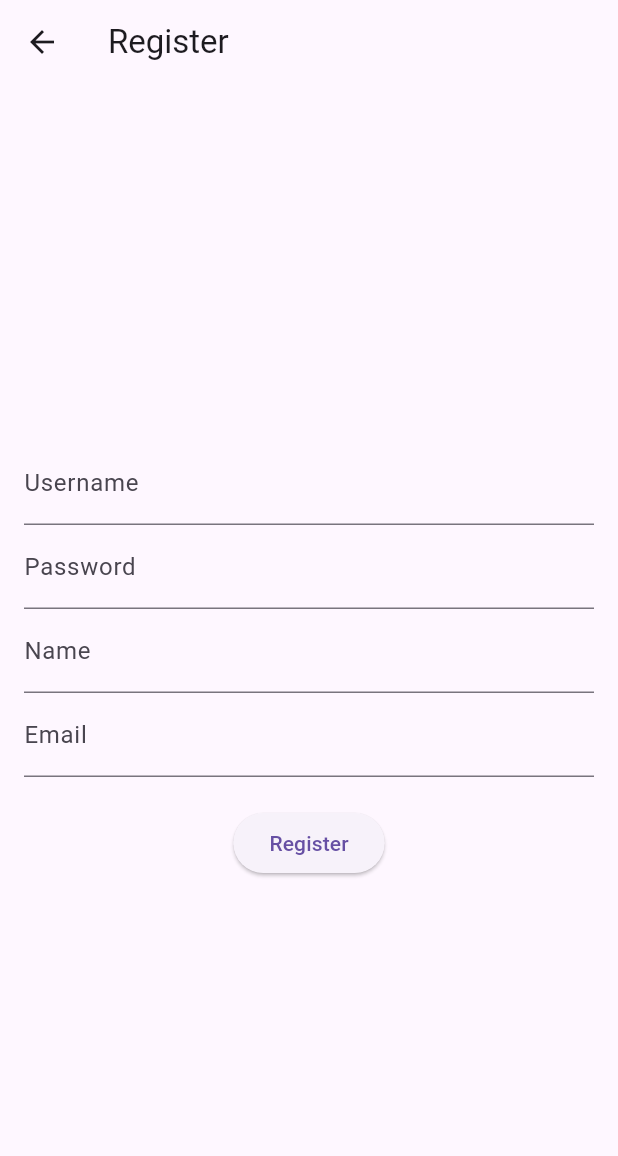
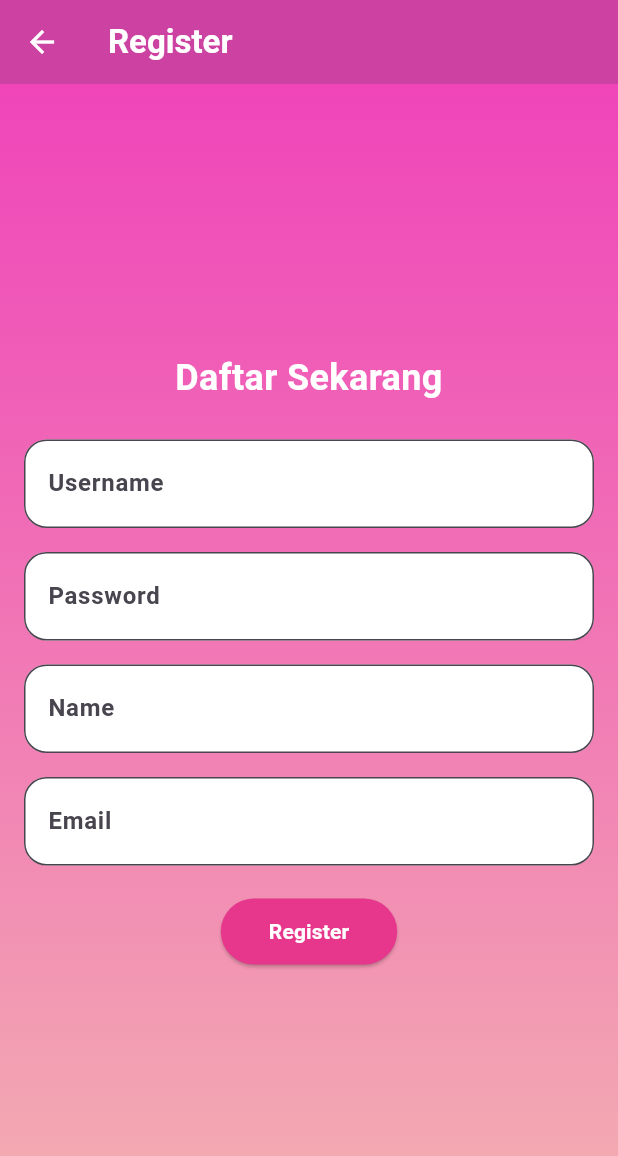
Before and after one commit to tiapuspa12/UTS-PemrogramanMobile2, a Flutter app: the RegisterPage screen opened directly, on a phone screen of 412 x 824 dp. Shown: the top 1156 px of the screen. Run offline on Flutter 3.47's test engine with Material 3 defaults, Android fonts, the light colour scheme and no system bars; our stand-ins replace animated_text_kit, sqflite; accounts and stored records are empty.

Commit message:
pembaruan desain(main,register dan dashboard), dan logika refresh untuk menampilkan, pemberian nama aplikasi

```diff
--- a/lib/halaman/register.dart
+++ b/lib/halaman/register.dart
@@ -1,6 +1,6 @@
 import 'package:flutter/material.dart';
 import 'package:tia_pemmob2/db/database.dart';
-import 'package:tia_pemmob2/halaman/login.dart';
+import 'login.dart';
 
 class RegisterPage extends StatefulWidget {
   @override
@@ -12,8 +12,17 @@ class _RegisterPageState extends State<RegisterPage> {
   final TextEditingController _passwordController = TextEditingController();
   final TextEditingController _nameController = TextEditingController();
   final TextEditingController _emailController = TextEditingController();
+  void _register() async {
+    if (_usernameController.text.isEmpty ||
+        _passwordController.text.isEmpty ||
+        _nameController.text.isEmpty ||
+        _emailController.text.isEmpty) {
+      ScaffoldMessenger.of(context).showSnackBar(
+        const SnackBar(content: Text('Semua field wajib diisi.')),
+      );
+      return;
+    }
 
-  void _register() async {
     DatabaseHelper db = DatabaseHelper();
 
     Map<String, dynamic> user = {
@@ -27,7 +36,7 @@ class _RegisterPageState extends State<RegisterPage> {
 
     if (result != -1) {
       ScaffoldMessenger.of(context).showSnackBar(
-        const SnackBar(content: Text('Registration successful!')),
+        const SnackBar(content: Text('Registrasi Berhasil')),
       );
       Navigator.pushReplacement(
         context,
@@ -36,7 +45,8 @@ class _RegisterPageState extends State<RegisterPage> {
     } else {
       ScaffoldMessenger.of(context).showSnackBar(
         const SnackBar(
-            content: Text('Registration failed. Username may already exist.')),
+          content: Text('Registrasi Gagal, Username Sudah di Pakai'),
+        ),
       );
     }
   }
@@ -44,37 +54,106 @@ class _RegisterPageState extends State<RegisterPage> {
   @override
   Widget build(BuildContext context) {
     return Scaffold(
-      appBar: AppBar(title: const Text('Register')),
-      body: Padding(
+      appBar: AppBar(
+        title: const Text(
+          'Register',
+          style: TextStyle(color: Colors.white, fontWeight: FontWeight.bold),
+        ),
+        iconTheme: const IconThemeData(color: Colors.white),
+        flexibleSpace: Container(
+          decoration: BoxDecoration(
+            gradient: LinearGradient(
+              colors: [
+                const Color.fromARGB(196, 189, 11, 133),
+                const Color.fromARGB(196, 189, 11, 133),
+              ],
+              begin: Alignment.topLeft,
+              end: Alignment.bottomRight,
+            ),
+          ),
+        ),
+      ),
+      body: Container(
+        decoration: BoxDecoration(
+          gradient: LinearGradient(
+            colors: [
+              const Color.fromARGB(234, 238, 53, 179),
+              const Color.fromARGB(255, 243, 177, 177),
+            ],
+            begin: Alignment.topCenter,
+            end: Alignment.bottomCenter,
+          ),
+        ),
+        child: Padding(
           padding: const EdgeInsets.all(16.0),
+          child: Center(
             child: Column(
               mainAxisAlignment: MainAxisAlignment.center,
               children: [
-            TextField(
-              controller: _usernameController,
-              decoration: const InputDecoration(labelText: 'Username'),
+                const Text(
+                  'Daftar Sekarang',
+                  style: TextStyle(
+                    fontSize: 24,
+                    fontWeight: FontWeight.bold,
+                    color: Colors.white,
                   ),
-            TextField(
-              controller: _passwordController,
-              decoration: const InputDecoration(labelText: 'Password'),
-              obscureText: true,
+                  textAlign: TextAlign.center,
                 ),
-            TextField(
-              controller: _nameController,
-              decoration: const InputDecoration(labelText: 'Name'),
-            ),
-            TextField(
-              controller: _emailController,
-              decoration: const InputDecoration(labelText: 'Email'),
-            ),
+                const SizedBox(height: 24), // Menambahkan jarak di sini
+                _buildTextField(_usernameController, 'Username'),
+                const SizedBox(height: 16),
+                _buildTextField(_passwordController, 'Password',
+                    obscureText: true),
+                const SizedBox(height: 16),
+                _buildTextField(_nameController, 'Name'),
+                const SizedBox(height: 16),
+                _buildTextField(_emailController, 'Email'),
                 const SizedBox(height: 20),
                 ElevatedButton(
                   onPressed: _register,
-              child: const Text('Register'),
+                  style: ElevatedButton.styleFrom(
+                    backgroundColor: const Color.fromARGB(255, 231, 55, 140),
+                    foregroundColor: Colors.white,
+                    padding: const EdgeInsets.symmetric(
+                        horizontal: 32, vertical: 12),
+                  ),
+                  child: const Text(
+                    'Register',
+                    style: TextStyle(fontWeight: FontWeight.bold),
+                  ),
                 ),
               ],
             ),
           ),
+        ),
+      ),
+    );
+  }
+
+  Widget _buildTextField(
+    TextEditingController controller,
+    String label, {
+    bool obscureText = false,
+  }) {
+    return TextField(
+      controller: controller,
+      obscureText: obscureText,
+      style: const TextStyle(fontSize: 18, fontWeight: FontWeight.bold),
+      decoration: InputDecoration(
+        labelText: label,
+        labelStyle: const TextStyle(fontSize: 16, fontWeight: FontWeight.bold),
+        border: const OutlineInputBorder(
+          borderRadius: BorderRadius.all(Radius.circular(15)),
+          borderSide: BorderSide(color: Colors.grey),
+        ),
+        focusedBorder: const OutlineInputBorder(
+          borderRadius: BorderRadius.all(Radius.circular(100)),
+          borderSide: BorderSide(color: Color.fromARGB(255, 235, 49, 194)),
+        ),
+        filled: true,
+        fillColor: Colors.white,
+      ),
+      keyboardType: TextInputType.text,
     );
   }
 }
```
Also changed, not shown: lib/halaman/dashboard.dart (+20 -26 lines), lib/halaman/login.dart (+16 -2 lines), lib/halaman/main.dart (+46 -5 lines), lib/halaman/setting.dart (+13 -13 lines), 1 other file. Lines whose indentation alone changed are shown as unchanged.
